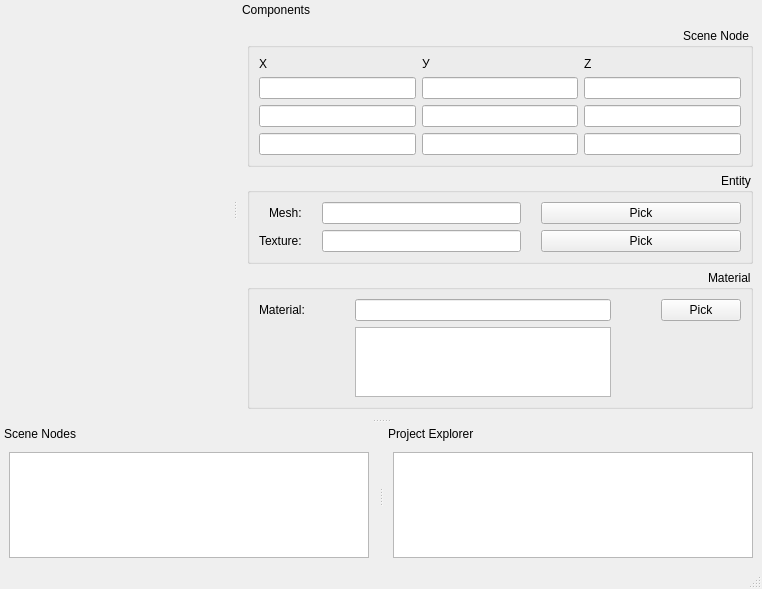
This is mainwindow.ui in Smiter/Ogre_editor as Qt 5 draws it before an edit. The edited form follows.
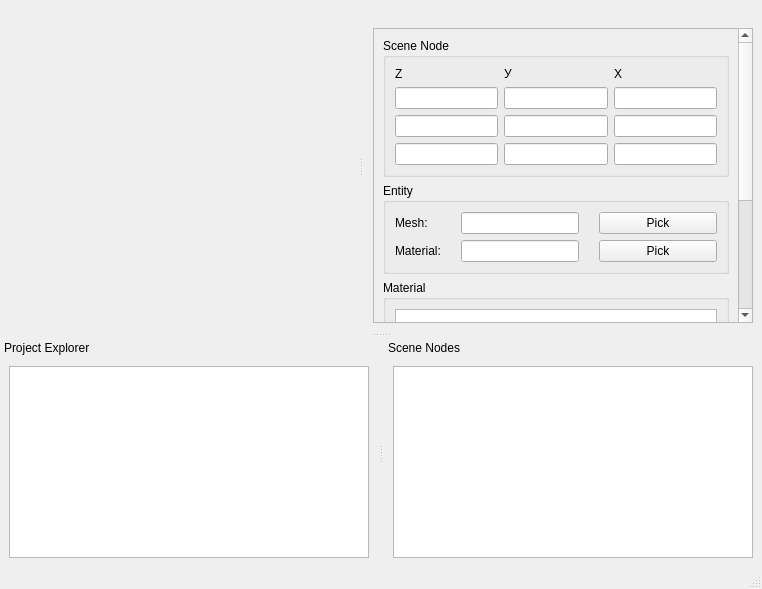
This is the edited form.

Patch:
```diff
--- a/mainwindow.ui
+++ b/mainwindow.ui
@@ -14,7 +14,7 @@
    <string>MainWindow</string>
   </property>
   <widget class="QWidget" name="centralwidget">
-   <zorder>graphicsView_4</zorder>
+   <layout class="QVBoxLayout" name="verticalLayout"/>
   </widget>
   <widget class="QMenuBar" name="menubar">
    <property name="geometry">
@@ -27,43 +27,194 @@
    </property>
   </widget>
   <widget class="QStatusBar" name="statusbar"/>
+  <widget class="QDockWidget" name="projExplorerGUI">
+   <property name="sizePolicy">
+    <sizepolicy hsizetype="Preferred" vsizetype="Preferred">
+     <horstretch>0</horstretch>
+     <verstretch>0</verstretch>
+    </sizepolicy>
+   </property>
+   <property name="minimumSize">
+    <size>
+     <width>82</width>
+     <height>103</height>
+    </size>
+   </property>
+   <property name="maximumSize">
+    <size>
+     <width>5000</width>
+     <height>5000</height>
+    </size>
+   </property>
+   <property name="features">
+    <set>QDockWidget::DockWidgetMovable</set>
+   </property>
+   <property name="windowTitle">
+    <string>Project Explorer</string>
+   </property>
+   <attribute name="dockWidgetArea">
+    <number>8</number>
+   </attribute>
+   <widget class="QWidget" name="dockWidgetContents_15">
+    <layout class="QHBoxLayout" name="horizontalLayout_3">
+     <item>
+      <layout class="QHBoxLayout" name="horizontalLayout">
+       <item>
+        <widget class="QTreeView" name="prExplorerTree">
+         <property name="sizePolicy">
+          <sizepolicy hsizetype="Preferred" vsizetype="Preferred">
+           <horstretch>0</horstretch>
+           <verstretch>0</verstretch>
+          </sizepolicy>
+         </property>
+         <property name="minimumSize">
+          <size>
+           <width>0</width>
+           <height>0</height>
+          </size>
+         </property>
+         <property name="maximumSize">
+          <size>
+           <width>65656</width>
+           <height>76767</height>
+          </size>
+         </property>
+         <property name="sizeIncrement">
+          <size>
+           <width>0</width>
+           <height>0</height>
+          </size>
+         </property>
+         <property name="animated">
+          <bool>true</bool>
+         </property>
+        </widget>
+       </item>
+      </layout>
+     </item>
+    </layout>
+   </widget>
+  </widget>
+  <widget class="QDockWidget" name="sceneNodesGUI">
+   <property name="sizePolicy">
+    <sizepolicy hsizetype="Preferred" vsizetype="Preferred">
+     <horstretch>0</horstretch>
+     <verstretch>0</verstretch>
+    </sizepolicy>
+   </property>
+   <property name="minimumSize">
+    <size>
+     <width>82</width>
+     <height>103</height>
+    </size>
+   </property>
+   <property name="floating">
+    <bool>false</bool>
+   </property>
+   <property name="features">
+    <set>QDockWidget::DockWidgetMovable</set>
+   </property>
+   <property name="windowTitle">
+    <string notr="true">Scene Nodes</string>
+   </property>
+   <attribute name="dockWidgetArea">
+    <number>8</number>
+   </attribute>
+   <widget class="QWidget" name="dockWidgetContents_14">
+    <layout class="QHBoxLayout" name="horizontalLayout_4">
+     <item>
+      <layout class="QHBoxLayout" name="horizontalLayout_2">
+       <item>
+        <widget class="QTreeView" name="treeView_7">
+         <property name="sizePolicy">
+          <sizepolicy hsizetype="Preferred" vsizetype="Preferred">
+           <horstretch>0</horstretch>
+           <verstretch>0</verstretch>
+          </sizepolicy>
+         </property>
+        </widget>
+       </item>
+      </layout>
+     </item>
+    </layout>
+   </widget>
+  </widget>
   <widget class="QDockWidget" name="componentsGUI">
    <property name="sizePolicy">
-    <sizepolicy hsizetype="Preferred" vsizetype="Preferred">
+    <sizepolicy hsizetype="Preferred" vsizetype="Ignored">
      <horstretch>0</horstretch>
      <verstretch>0</verstretch>
     </sizepolicy>
    </property>
    <property name="minimumSize">
     <size>
-     <width>50</width>
-     <height>50</height>
+     <width>350</width>
+     <height>200</height>
     </size>
    </property>
-   <property name="layoutDirection">
-    <enum>Qt::LeftToRight</enum>
-   </property>
-   <property name="autoFillBackground">
-    <bool>true</bool>
+   <property name="maximumSize">
+    <size>
+     <width>700</width>
+     <height>700</height>
+    </size>
    </property>
    <property name="features">
     <set>QDockWidget::DockWidgetMovable</set>
    </property>
-   <property name="windowTitle">
-    <string>Components</string>
-   </property>
    <attribute name="dockWidgetArea">
     <number>2</number>
    </attribute>
-   <widget class="QWidget" name="dockWidgetContents_12">
-    <property name="layoutDirection">
-     <enum>Qt::RightToLeft</enum>
+   <widget class="QWidget" name="dockWidgetContents">
+    <property name="sizePolicy">
+     <sizepolicy hsizetype="Preferred" vsizetype="Ignored">
+      <horstretch>0</horstretch>
+      <verstretch>0</verstretch>
+     </sizepolicy>
     </property>
     <layout class="QGridLayout" name="gridLayout_2">
      <item row="0" column="0">
+      <widget class="QScrollArea" name="scrollArea">
+       <property name="sizePolicy">
+        <sizepolicy hsizetype="Preferred" vsizetype="Preferred">
+         <horstretch>0</horstretch>
+         <verstretch>0</verstretch>
+        </sizepolicy>
+       </property>
+       <property name="autoFillBackground">
+        <bool>true</bool>
+       </property>
+       <property name="verticalScrollBarPolicy">
+        <enum>Qt::ScrollBarAsNeeded</enum>
+       </property>
+       <property name="horizontalScrollBarPolicy">
+        <enum>Qt::ScrollBarAlwaysOff</enum>
+       </property>
+       <property name="widgetResizable">
+        <bool>true</bool>
+       </property>
+       <widget class="QWidget" name="scrollAreaWidgetContents_3">
+        <property name="geometry">
+         <rect>
+          <x>0</x>
+          <y>-66</y>
+          <width>385</width>
+          <height>472</height>
+         </rect>
+        </property>
+        <layout class="QVBoxLayout" name="verticalLayout_2">
+         <item>
       <layout class="QGridLayout" name="gridLayout">
        <item row="0" column="0">
         <widget class="QGroupBox" name="sceneNodeGUI_4">
+             <property name="sizePolicy">
+              <sizepolicy hsizetype="Preferred" vsizetype="Fixed">
+               <horstretch>0</horstretch>
+               <verstretch>0</verstretch>
+              </sizepolicy>
+             </property>
+             <property name="layoutDirection">
+              <enum>Qt::LeftToRight</enum>
+             </property>
          <property name="title">
           <string>Scene Node</string>
          </property>
@@ -192,64 +343,17 @@
          </layout>
         </widget>
        </item>
-       <item row="2" column="0">
-        <widget class="QGroupBox" name="material_4">
-         <property name="title">
-          <string>Material</string>
-         </property>
-         <layout class="QGridLayout" name="gridLayout_8">
-          <item row="0" column="0">
-           <layout class="QGridLayout" name="gridLayout_7">
-            <property name="horizontalSpacing">
-             <number>50</number>
-            </property>
-            <item row="1" column="0">
-             <widget class="QPushButton" name="pushButton_12">
-              <property name="text">
-               <string>Pick</string>
-              </property>
-             </widget>
-            </item>
-            <item row="1" column="1">
-             <widget class="QLineEdit" name="lineEdit_48">
-              <property name="sizePolicy">
-               <sizepolicy hsizetype="Preferred" vsizetype="Fixed">
-                <horstretch>0</horstretch>
-                <verstretch>0</verstretch>
-               </sizepolicy>
-              </property>
-             </widget>
-            </item>
-            <item row="1" column="2">
-             <widget class="QLabel" name="label_35">
-              <property name="sizePolicy">
-               <sizepolicy hsizetype="Fixed" vsizetype="Fixed">
-                <horstretch>0</horstretch>
-                <verstretch>0</verstretch>
-               </sizepolicy>
-              </property>
-              <property name="text">
-               <string>Material:</string>
-              </property>
-             </widget>
-            </item>
-            <item row="2" column="1">
-             <widget class="QGraphicsView" name="graphicsView_4">
-              <property name="sizePolicy">
-               <sizepolicy hsizetype="Preferred" vsizetype="Preferred">
-                <horstretch>0</horstretch>
-                <verstretch>0</verstretch>
-               </sizepolicy>
-              </property>
-             </widget>
-            </item>
-           </layout>
-          </item>
-         </layout>
-        </widget>
-       </item>
        <item row="1" column="0">
         <widget class="QGroupBox" name="enitityGUI_4">
+             <property name="sizePolicy">
+              <sizepolicy hsizetype="Preferred" vsizetype="Fixed">
+               <horstretch>0</horstretch>
+               <verstretch>0</verstretch>
+              </sizepolicy>
+             </property>
+             <property name="layoutDirection">
+              <enum>Qt::LeftToRight</enum>
+             </property>
          <property name="title">
           <string>Entity</string>
          </property>
@@ -259,32 +363,6 @@
             <property name="horizontalSpacing">
              <number>20</number>
             </property>
-            <item row="0" column="0">
-             <widget class="QPushButton" name="pushButton_11">
-              <property name="sizePolicy">
-               <sizepolicy hsizetype="Preferred" vsizetype="Fixed">
-                <horstretch>0</horstretch>
-                <verstretch>0</verstretch>
-               </sizepolicy>
-              </property>
-              <property name="text">
-               <string>Pick</string>
-              </property>
-             </widget>
-            </item>
-            <item row="1" column="0">
-             <widget class="QPushButton" name="pushButton_10">
-              <property name="sizePolicy">
-               <sizepolicy hsizetype="Preferred" vsizetype="Fixed">
-                <horstretch>0</horstretch>
-                <verstretch>0</verstretch>
-               </sizepolicy>
-              </property>
-              <property name="text">
-               <string>Pick</string>
-              </property>
-             </widget>
-            </item>
             <item row="0" column="1">
              <widget class="QLineEdit" name="lineEdit_46">
               <property name="sizePolicy">
@@ -295,7 +373,17 @@
               </property>
              </widget>
             </item>
-            <item row="0" column="2">
+                <item row="1" column="1">
+                 <widget class="QLineEdit" name="texture_edit">
+                  <property name="sizePolicy">
+                   <sizepolicy hsizetype="Preferred" vsizetype="Fixed">
+                    <horstretch>0</horstretch>
+                    <verstretch>0</verstretch>
+                   </sizepolicy>
+                  </property>
+                 </widget>
+                </item>
+                <item row="0" column="0">
              <widget class="QLabel" name="label_34">
               <property name="sizePolicy">
                <sizepolicy hsizetype="Fixed" vsizetype="Fixed">
@@ -308,17 +396,33 @@
               </property>
              </widget>
             </item>
-            <item row="1" column="1">
-             <widget class="QLineEdit" name="lineEdit_47">
+                <item row="0" column="2">
+                 <widget class="QPushButton" name="pushButton_11">
               <property name="sizePolicy">
                <sizepolicy hsizetype="Preferred" vsizetype="Fixed">
                 <horstretch>0</horstretch>
                 <verstretch>0</verstretch>
                </sizepolicy>
               </property>
+                  <property name="text">
+                   <string>Pick</string>
+                  </property>
              </widget>
             </item>
             <item row="1" column="2">
+                 <widget class="QPushButton" name="pushButton_10">
+                  <property name="sizePolicy">
+                   <sizepolicy hsizetype="Preferred" vsizetype="Fixed">
+                    <horstretch>0</horstretch>
+                    <verstretch>0</verstretch>
+                   </sizepolicy>
+                  </property>
+                  <property name="text">
+                   <string>Pick</string>
+                  </property>
+                 </widget>
+                </item>
+                <item row="1" column="0">
              <widget class="QLabel" name="label_36">
               <property name="sizePolicy">
                <sizepolicy hsizetype="Fixed" vsizetype="Fixed">
@@ -327,7 +431,7 @@
                </sizepolicy>
               </property>
               <property name="text">
-               <string>Texture:</string>
+                   <string>Material:</string>
               </property>
              </widget>
             </item>
@@ -336,123 +440,55 @@
          </layout>
         </widget>
        </item>
-      </layout>
-     </item>
-    </layout>
-   </widget>
-  </widget>
-  <widget class="QDockWidget" name="sceneNodesGUI">
+           <item row="2" column="0">
+            <widget class="QGroupBox" name="material_4">
    <property name="sizePolicy">
-    <sizepolicy hsizetype="Preferred" vsizetype="Preferred">
+              <sizepolicy hsizetype="Preferred" vsizetype="Fixed">
      <horstretch>0</horstretch>
      <verstretch>0</verstretch>
     </sizepolicy>
    </property>
-   <property name="minimumSize">
-    <size>
-     <width>50</width>
-     <height>50</height>
-    </size>
-   </property>
-   <property name="floating">
-    <bool>false</bool>
-   </property>
-   <property name="features">
-    <set>QDockWidget::DockWidgetMovable</set>
-   </property>
-   <property name="windowTitle">
-    <string notr="true">Scene Nodes</string>
-   </property>
-   <attribute name="dockWidgetArea">
-    <number>8</number>
-   </attribute>
-   <widget class="QWidget" name="dockWidgetContents_14">
-    <layout class="QHBoxLayout" name="horizontalLayout_4">
-     <item>
-      <layout class="QHBoxLayout" name="horizontalLayout_2">
-       <item>
-        <widget class="QTreeView" name="treeView_7">
-         <property name="sizePolicy">
-          <sizepolicy hsizetype="Preferred" vsizetype="Preferred">
-           <horstretch>0</horstretch>
-           <verstretch>0</verstretch>
-          </sizepolicy>
-         </property>
-        </widget>
-       </item>
-      </layout>
-     </item>
-    </layout>
-   </widget>
-  </widget>
-  <widget class="QDockWidget" name="projExplorerGUI">
-   <property name="sizePolicy">
-    <sizepolicy hsizetype="Preferred" vsizetype="Preferred">
-     <horstretch>0</horstretch>
-     <verstretch>0</verstretch>
-    </sizepolicy>
-   </property>
-   <property name="minimumSize">
-    <size>
-     <width>50</width>
-     <height>50</height>
-    </size>
-   </property>
-   <property name="maximumSize">
-    <size>
-     <width>5000</width>
-     <height>5000</height>
-    </size>
-   </property>
-   <property name="features">
-    <set>QDockWidget::DockWidgetMovable</set>
-   </property>
-   <property name="windowTitle">
-    <string>Project Explorer</string>
-   </property>
-   <attribute name="dockWidgetArea">
-    <number>8</number>
-   </attribute>
-   <widget class="QWidget" name="dockWidgetContents_15">
-    <layout class="QHBoxLayout" name="horizontalLayout_3">
-     <item>
-      <layout class="QHBoxLayout" name="horizontalLayout">
-       <item>
-        <widget class="QTreeView" name="prExplorerTree">
-         <property name="sizePolicy">
-          <sizepolicy hsizetype="Preferred" vsizetype="Preferred">
-           <horstretch>0</horstretch>
-           <verstretch>0</verstretch>
-          </sizepolicy>
-         </property>
-         <property name="minimumSize">
-          <size>
-           <width>0</width>
-           <height>0</height>
-          </size>
-         </property>
-         <property name="maximumSize">
-          <size>
-           <width>65656</width>
-           <height>76767</height>
-          </size>
-         </property>
-         <property name="sizeIncrement">
-          <size>
-           <width>0</width>
-           <height>0</height>
-          </size>
-         </property>
-         <property name="animated">
+             <property name="layoutDirection">
+              <enum>Qt::LeftToRight</enum>
+             </property>
+             <property name="title">
+              <string>Material</string>
+             </property>
+             <layout class="QGridLayout" name="gridLayout_8">
+              <item row="0" column="0">
+               <layout class="QGridLayout" name="gridLayout_7">
+                <property name="horizontalSpacing">
+                 <number>50</number>
+                </property>
+                <item row="1" column="0">
+                 <widget class="QGraphicsView" name="graphicsView_4">
+                  <property name="enabled">
           <bool>true</bool>
          </property>
+                  <property name="sizePolicy">
+                   <sizepolicy hsizetype="Preferred" vsizetype="Fixed">
+                    <horstretch>0</horstretch>
+                    <verstretch>0</verstretch>
+                   </sizepolicy>
+                  </property>
         </widget>
        </item>
       </layout>
      </item>
     </layout>
    </widget>
-  </widget>
+           </item>
+          </layout>
+         </item>
+        </layout>
+       </widget>
+      </widget>
+     </item>
+    </layout>
+   </widget>
+  </widget>
+  <zorder>componentsGUI</zorder>
+  <zorder>componentsGUI</zorder>
  </widget>
  <resources/>
  <connections/>
```
Left out of the diff: 22 changed lines with no effect on the pictures. Lines whose indentation alone changed are shown as unchanged.
